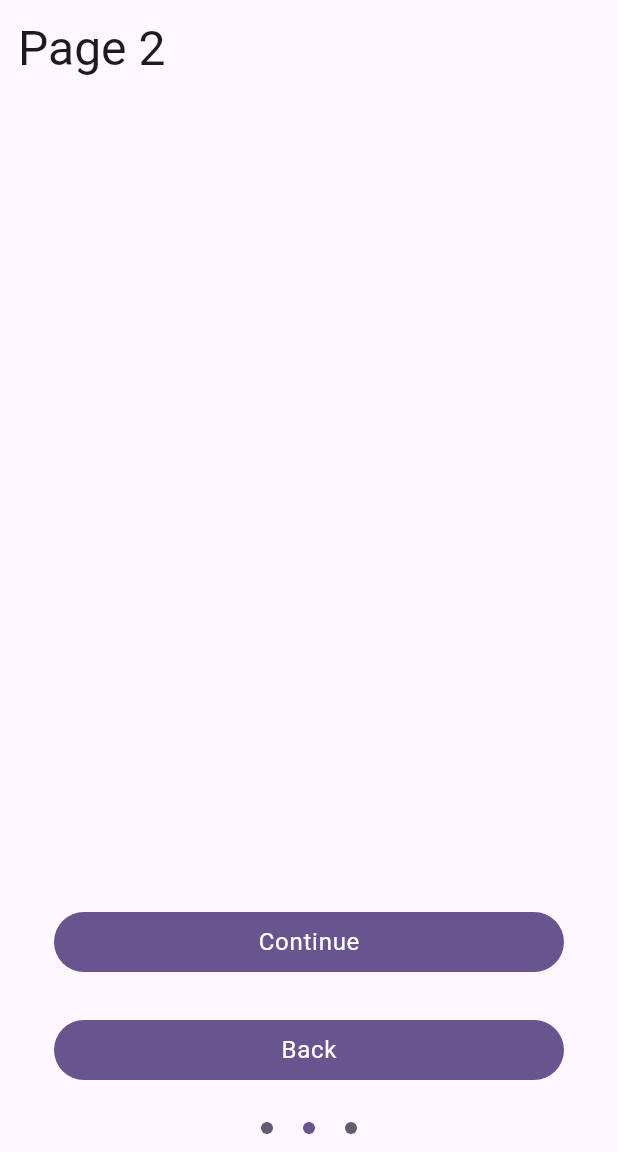
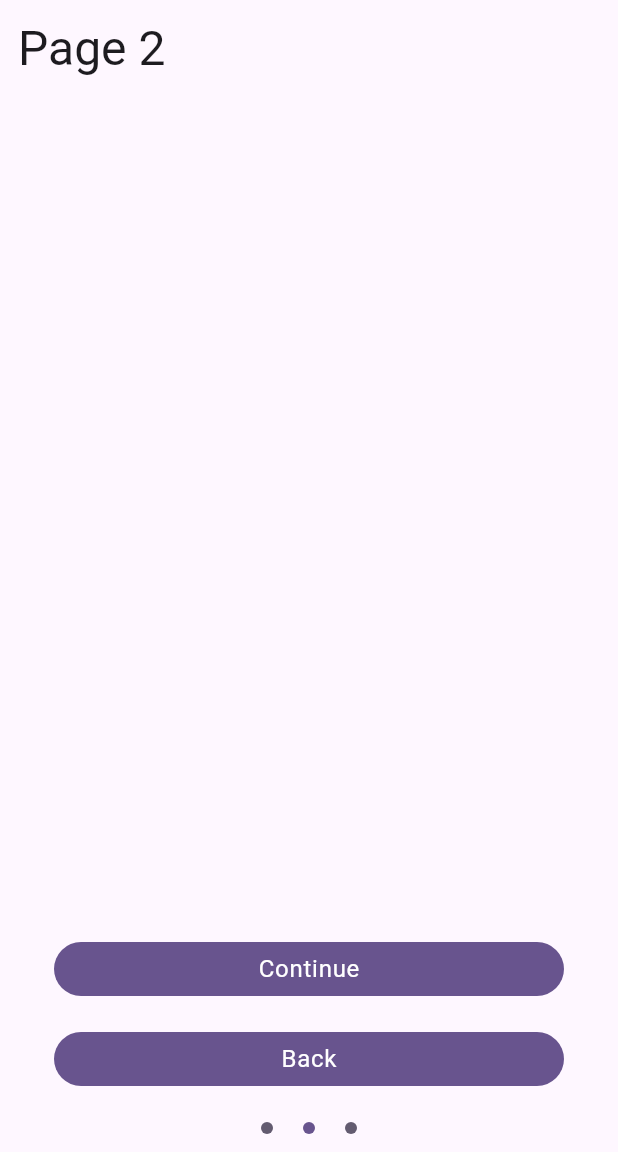
Before and after one commit to Vaistudio-dev/flutter_fit_utils_ui, a Flutter app: the FitForm screen opened directly, swiped to page 2, on a phone screen of 412 x 824 dp, the part 84-1236 px from its top. Run offline on Flutter 3.47's test engine with Material 3 defaults, Android fonts, the phone set to English and light mode, and no system bars; our stand-ins replace google_fonts; missing offline and left inert: flutter_fit_utils; Roboto replaces fonts that are missing (Overpass).

Commit message:
Add auto height to FitButton.

```diff
--- a/lib/fit_button.dart
+++ b/lib/fit_button.dart
@@ -54,7 +54,7 @@ class FitButton extends StatelessWidget {
 
     return Container(
       width: width,
-      height: height,
+      height: height ?? Theme.of(context).buttonTheme.height,
       margin: margin,
       padding: padding,
       child: FilledButton(
--- a/pubspec.yaml
+++ b/pubspec.yaml
@@ -1,6 +1,6 @@
 name: flutter_fit_utils_ui
 description: "A flutter package that offers pre-built UI components to build your UI faster. This package is part of the flutter_fit_utils environement."
-version: 1.2.0
+version: 1.2.1
 homepage: https://pub.dev/packages/flutter_fit_utils_ui
 repository: https://github.com/s0punk/flutter_fit_utils_ui
 issue_tracker: https://github.com/s0punk/flutter_fit_utils_ui/issues
```
Also changed, not shown: 3 other files.
